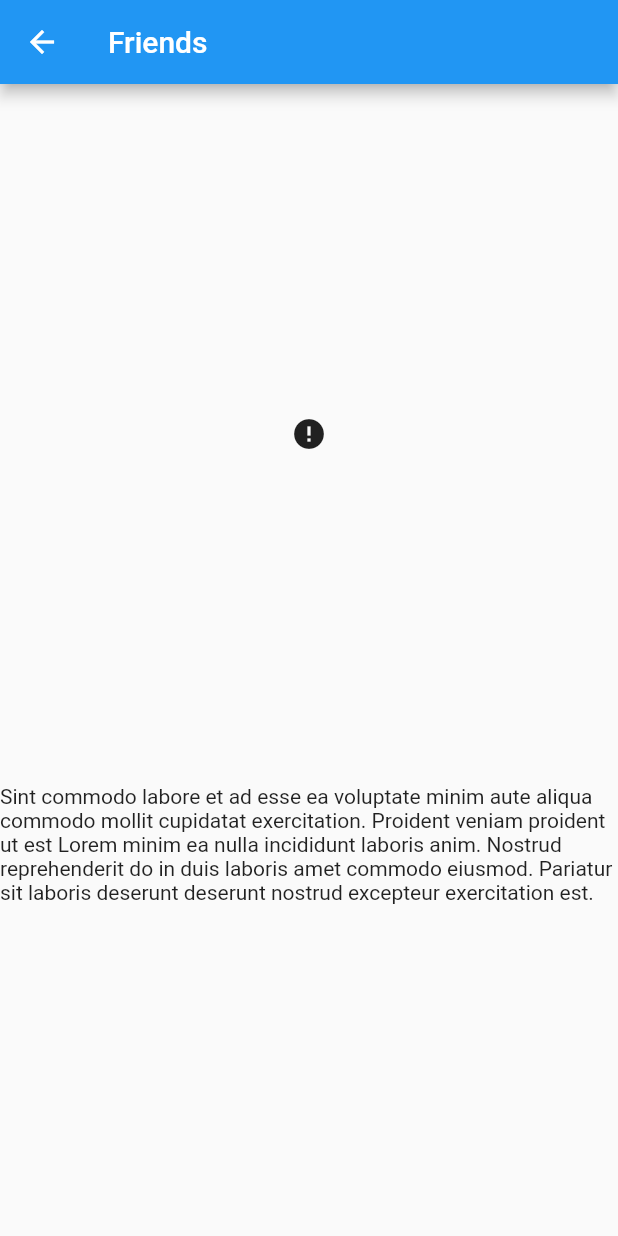
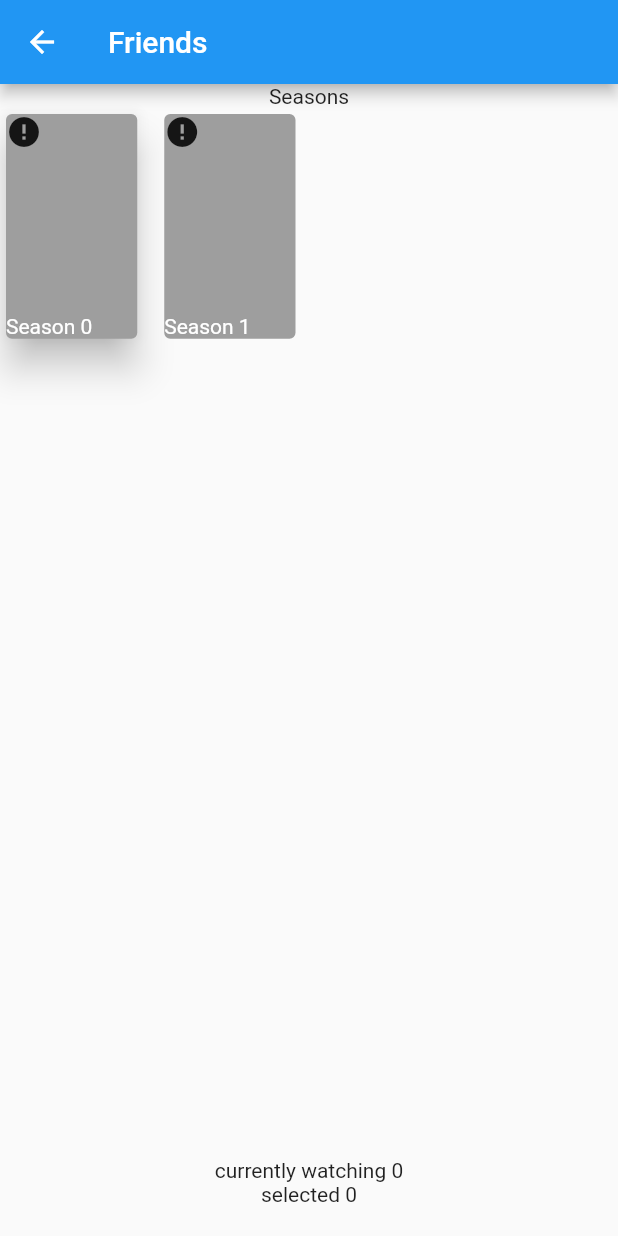
Before and after one commit to adaltrev/DIMA-Project-2022, a Flutter app: the screen it shows after launch, after a tap on "Friends", on a phone screen of 412 x 824 dp. Run offline on Flutter 3.47's test engine with Material 2 defaults, Android fonts, the phone set to English and light mode, and no system bars; drawn by our look-alikes of cached_network_image; missing offline and left inert: dart:ffi; network calls fail.

Commit message:
new watching details screen

```diff
--- a/lib/api.dart
+++ b/lib/api.dart
@@ -13,7 +13,8 @@ findById(String id) async {
   if (id == "") {
     return [];
   }
-
+//example
+//https://api.themoviedb.org/3/tv/46298?api_key=7e3a5060da588840023b8c9b62a0b006&language=en-US
   var response = await http.get(Uri.parse(
       endPoint + "tv/" + id + "?api_key=" + apiKey + "&language=en-US"));
   dynamic body = json.decode(response.body);
--- a/lib/main.dart
+++ b/lib/main.dart
@@ -1,4 +1,5 @@
 import 'package:dima_project/screens/details_screen.dart';
+import 'package:dima_project/screens/watching_details_screen.dart';
 import 'package:flutter/material.dart';
 import 'package:provider/provider.dart';
 
@@ -27,6 +28,7 @@
         routes: {
           SearchScreen.routeName: (ctx) => SearchScreen(),
           DetailsScreen.routeName: (ctx) => DetailsScreen(),
+          WatchingDetailsScreen.routeName: (ctx) => WatchingDetailsScreen()
         },
       ),
     );
--- a/lib/model/Season.dart
+++ b/lib/model/Season.dart
@@ -11,4 +11,8 @@ class Season {
       required this.airDate,
       required this.episodes,
       this.watched = 0});
+
+  bool completed() {
+    return episodes == watched ? true : false;
+  }
 }
--- a/lib/model/Serie.dart
+++ b/lib/model/Serie.dart
@@ -32,4 +32,17 @@ class Serie {
       this.totalEpisodes = 25,
       this.category = Categories.watching,
       required this.seasons});
+
+  int currentlyWatching() {
+    int i = 0;
+    for (var season in seasons) {
+      if (!season.completed()) {
+        return i;
+      } else {
+        i++;
+      }
+    }
+
+    return 0;
+  }
 }
--- a/lib/model/Series.dart
+++ b/lib/model/Series.dart
@@ -72,9 +72,44 @@ class Series extends ChangeNotifier {
         category: Categories.watching,
         posterPath: "/qWnJzyZhyy74gjpSjIXWmuk0ifX.jpg",
         seasons: [
-          Season(number: 1, posterPath: "", airDate: "21/45/45", episodes: 15),
           Season(
-              number: 2, posterPath: "", airDate: "21/45/2022", episodes: 23),
+              number: 1,
+              posterPath: "/qWnJzyZhyy74gjpSjIXWmuk0ifX.jpg",
+              airDate: "21/45/45",
+              episodes: 11,
+              watched: 11),
+          Season(
+              number: 2,
+              posterPath: "/qWnJzyZhyy74gjpSjIXWmuk0ifX.jpg",
+              airDate: "21/45/2022",
+              episodes: 12,
+              watched: 12),
+          Season(
+              number: 3,
+              posterPath: "/qWnJzyZhyy74gjpSjIXWmuk0ifX.jpg",
+              airDate: "21/45/2022",
+              episodes: 13,
+              watched: 13),
+          Season(
+              number: 4,
+              posterPath: "/qWnJzyZhyy74gjpSjIXWmuk0ifX.jpg",
+              airDate: "21/45/2022",
+              episodes: 14),
+          Season(
+              number: 5,
+              posterPath: "/qWnJzyZhyy74gjpSjIXWmuk0ifX.jpg",
+              airDate: "21/45/2022",
+              episodes: 15),
+          Season(
+              number: 6,
+              posterPath: "/qWnJzyZhyy74gjpSjIXWmuk0ifX.jpg",
+              airDate: "21/45/2022",
+              episodes: 16),
+          Season(
+              number: 7,
+              posterPath: "/qWnJzyZhyy74gjpSjIXWmuk0ifX.jpg",
+              airDate: "21/45/2022",
+              episodes: 17),
         ]),
     Serie(
         id: 84,
--- /dev/null
+++ b/lib/screens/watching_details_screen.dart
@@ -0,0 +1,104 @@
+import 'package:cached_network_image/cached_network_image.dart';
+import 'package:flutter/material.dart';
+
+import '../model/serie.dart';
+
+class WatchingDetailsScreen extends StatefulWidget {
+  const WatchingDetailsScreen({Key? key}) : super(key: key);
+  static const routeName = '/watching_details';
+
+  @override
+  State<WatchingDetailsScreen> createState() => _WatchingDetailsScreenState();
+}
+
+class _WatchingDetailsScreenState extends State<WatchingDetailsScreen> {
+  int selectedCard = 0;
+  //I use this to higligth the season that I'm currently watching when opening the app
+  bool firstBuild = true;
+
+  updateSelectedCard(int newSelectedCardIndex) {
+    setState(() {
+      selectedCard = newSelectedCardIndex;
+    });
+  }
+
+  @override
+  Widget build(BuildContext context) {
+    final serie = ModalRoute.of(context)!.settings.arguments as Serie;
+    if (firstBuild) {
+      updateSelectedCard(serie.currentlyWatching());
+      firstBuild = false;
+    }
+    return Scaffold(
+      appBar: AppBar(title: Text(serie.name)),
+      body: Column(
+        children: [
+          Text("Seasons"),
+          Container(
+            height: 350,
+            child: GridView.count(
+              crossAxisCount: 4,
+              mainAxisSpacing: 10,
+              crossAxisSpacing: 10,
+              childAspectRatio: 1.21 / 2,
+              children: [
+                ...serie.seasons.map((season) {
+                  var index = serie.seasons.indexOf(season);
+                  return GestureDetector(
+                    onTap: () {
+                      updateSelectedCard(index);
+                    },
+                    child: Card(
+                      clipBehavior: Clip.antiAlias,
+                      elevation: selectedCard == index ? 10 : 0,
+                      color: Colors.grey,
+                      child: Stack(
+                        children: [
+                          Column(
+                              crossAxisAlignment: CrossAxisAlignment.start,
+                              mainAxisAlignment: MainAxisAlignment.spaceBetween,
+                              children: [
+                                CachedNetworkImage(
+                                  imageUrl: "http://image.tmdb.org/t/p/w185" +
+                                      season.posterPath,
+                                  placeholder: (context, url) =>
+                                      CircularProgressIndicator(),
+                                  errorWidget: (context, url, error) =>
+                                      Icon(Icons.error),
+                                ),
+                                Text("Season $index",
+                                    style: TextStyle(color: Colors.white)),
+                              ]),
+                          if (season.completed()) ...[
+                            Center(
+                              child: Container(
+                                color: Colors.black38,
+                              ),
+                            ),
+                            Center(
+                              child: Icon(
+                                Icons.check_circle_sharp,
+                                color: Colors.green,
+                                size: 30,
+                              ),
+                            )
+                          ]
+                        ],
+                      ),
+                    ),
+                  );
+                }).toList()
+              ],
+            ),
+          ),
+          const Spacer(),
+          Text("currently watching " + serie.currentlyWatching().toString()),
+          Text("selected $selectedCard"),
+          SizedBox(
+            height: 20,
+          )
+        ],
+      ),
+    );
+  }
+}
--- a/lib/screens/watching_screen.dart
+++ b/lib/screens/watching_screen.dart
@@ -3,6 +3,7 @@ import 'package:provider/provider.dart';
 
 import '../model/series.dart';
 import '../widgets/list_item.dart';
+import '../widgets/watching_list_item.dart';
 
 class WatchingScreen extends StatefulWidget {
   const WatchingScreen({Key? key}) : super(key: key);
@@ -21,7 +22,7 @@ class _WatchingScreenState extends State<WatchingScreen> {
       alignment: Alignment.center,
       child: ListView(children: [
         ...completed.map((serie) {
-          return ListItem(serie);
+          return WatchingListItem(serie);
         }).toList()
       ]),
     );
--- /dev/null
+++ b/lib/widgets/watching_list_item.dart
@@ -0,0 +1,35 @@
+import 'package:cached_network_image/cached_network_image.dart';
+import 'package:dima_project/screens/watching_details_screen.dart';
+import 'package:flutter/material.dart';
+
+import '../model/serie.dart';
+
+class WatchingListItem extends StatelessWidget {
+  const WatchingListItem(this.serie, {Key? key}) : super(key: key);
+
+  final Serie serie;
+
+  @override
+  Widget build(BuildContext context) {
+    return GestureDetector(
+      onTap: () {
+        Navigator.of(context).pushNamed(
+          WatchingDetailsScreen.routeName,
+          //TODO pass id
+          arguments: serie,
+        );
+      },
+      child: Card(
+        child: ListTile(
+          leading: CachedNetworkImage(
+            imageUrl: "http://image.tmdb.org/t/p/w342" + serie.posterPath,
+            placeholder: (context, url) => CircularProgressIndicator(),
+            errorWidget: (context, url, error) => Icon(Icons.error),
+          ),
+          title: Text(serie.name),
+          subtitle: Text(serie.beginDate),
+        ),
+      ),
+    );
+  }
+}
```
